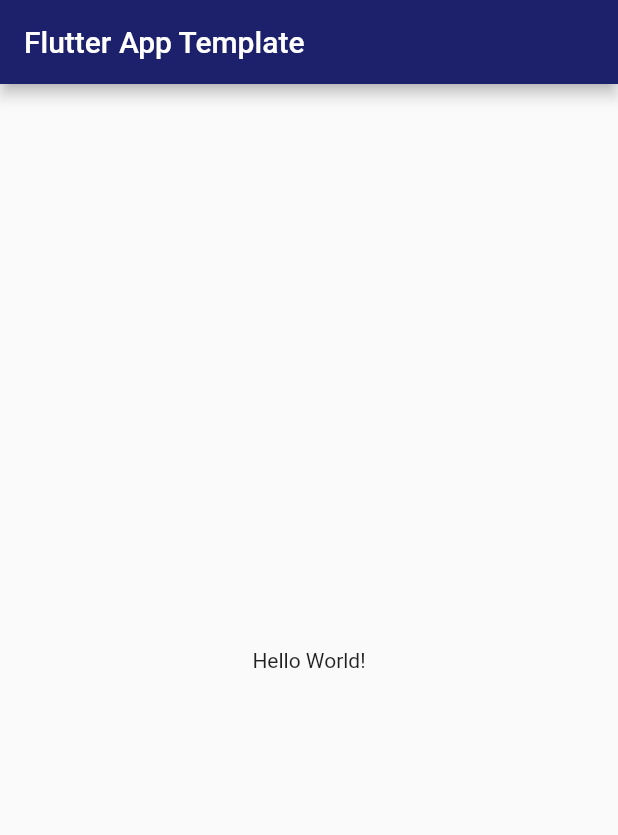
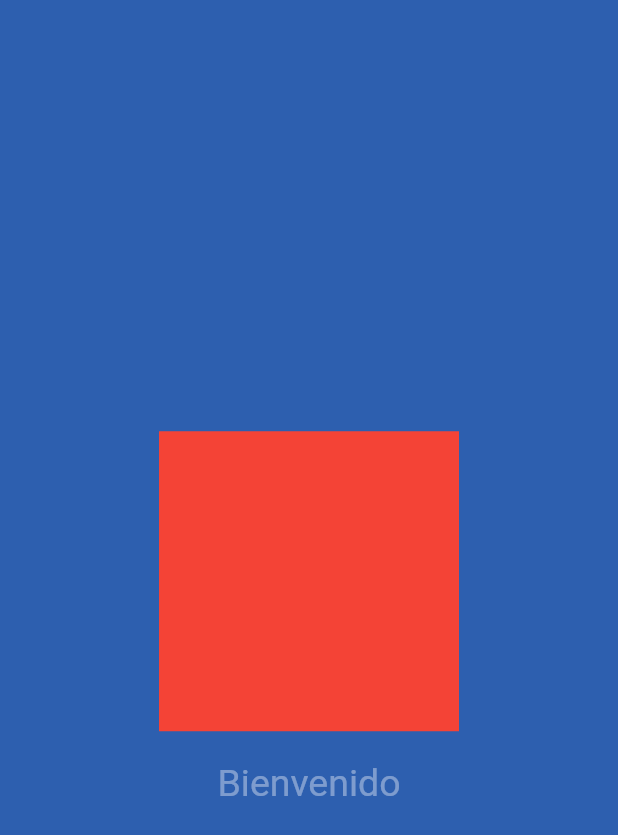
Before and after one commit to ElZombieIsra/ecodsa_app, a Flutter app: the screen it shows after launch, on a phone screen of 412 x 824 dp. Shown: the top 835 px of the screen. Run offline on Flutter 3.47's test engine with Material 2 defaults, Android fonts, the phone set to English and light mode, and no system bars.

Commit message:
Added HomeScreen layout

```diff
--- a/lib/routes.dart
+++ b/lib/routes.dart
@@ -1,9 +1,9 @@
 import 'package:flutter/material.dart';
 
 // Import your screens
-import 'screens/HomeScreen.dart';
+// import 'screens/HomeScreen.dart';
 
 // Give a route and link it to your screen class
 Map<String, WidgetBuilder> routes = {
-  "/": (BuildContext context) => HomeScreen(),
+  // "/": (BuildContext context) => HomeScreen(),
 };
--- a/lib/screens/HomeScreen.dart
+++ b/lib/screens/HomeScreen.dart
@@ -1,5 +1,8 @@
+import 'dart:ui';
+
 import 'package:flutter/material.dart';
-import '../globals.dart';
+import '../globals.dart' as globals;
+import '../style.dart' as Style;
 
 class HomeScreen extends StatefulWidget {
   @override
@@ -10,11 +13,38 @@ class _HomeScreenState extends State<HomeScreen> {
   @override
   Widget build(BuildContext context) {
     return Scaffold(
-      appBar: AppBar(
-        title: Text(title),
-      ),
-      body: Center(
-        child: Text('Hello World!'),
+      body: Stack(
+        children: <Widget>[
+          Positioned.fill(
+            child: BackdropFilter(
+              filter: ImageFilter.blur(sigmaX: 5, sigmaY: 5),
+              child: Container(color: Style.primaryColor,),
+            ),
+          ),
+          Container(
+            child: Column(
+              crossAxisAlignment: CrossAxisAlignment.center,
+              mainAxisAlignment: MainAxisAlignment.center,
+              mainAxisSize: MainAxisSize.max,
+              children: <Widget>[
+                Container(),
+                Container(
+                  color: Colors.red,
+                  margin: EdgeInsets.all(10.0),
+                  width: 200.0,
+                  height: 200.0,
+                  // child: Image.asset("MainLogo.png"),
+                ),
+                Container(
+                  margin: EdgeInsets.all(10.0),
+                  child: Text("Bienvenido",
+                    style: Style.mainMutedTitle,
+                  ),
+                ),
+              ],
+            ),
+          ),
+        ],
       ),
     );
   }
```
Also changed, not shown: lib/style.dart (+14 -5 lines).
